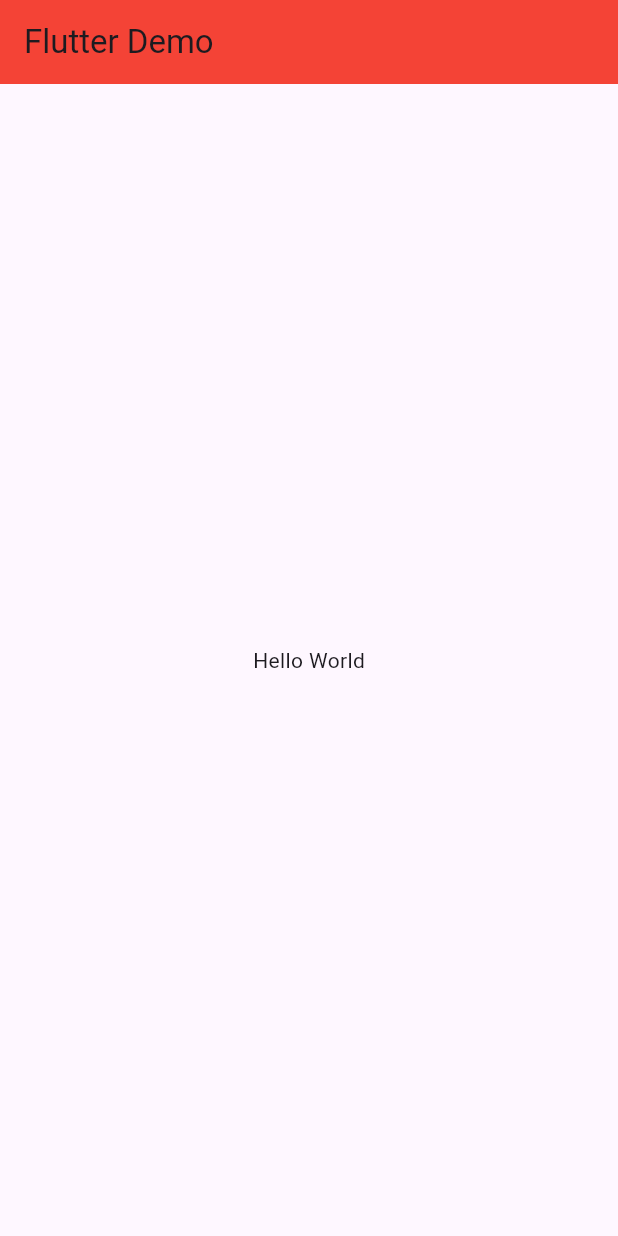
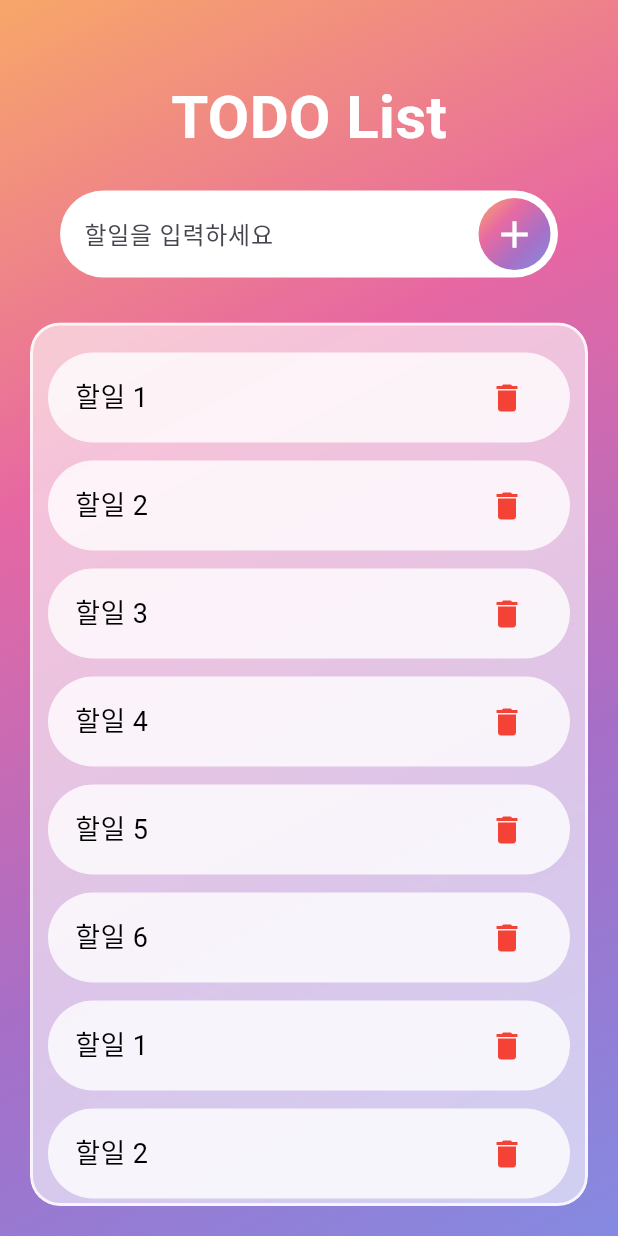
Before and after one commit to tomatoM4to/Flutter-Beginner, a Flutter app: the screen it shows after launch, on a phone screen of 412 x 824 dp. Run offline on Flutter 3.47's test engine with Material 3 defaults, Android fonts, the phone set to English and light mode, and no system bars.

Commit message:
design prototype

```diff
--- a/lib/main.dart
+++ b/lib/main.dart
@@ -1,3 +1,5 @@
+import 'dart:ui';
+
 import 'package:flutter/material.dart';
 
 void main() {
@@ -6,19 +8,194 @@
 
 class App extends StatelessWidget {
   const App({super.key});
+
   @override
   Widget build(BuildContext context) {
-    	return MaterialApp(
-	  		home: Scaffold(
-				appBar: AppBar(
-					backgroundColor: Colors.red,
-					centerTitle: false,
-					title: const Text('Flutter Demo'),
+    return MaterialApp(home: Scaffold(body: Home()));
+  }
+}
+
+class CustomInput extends StatelessWidget {
+  const CustomInput({super.key});
+
+  @override
+  Widget build(BuildContext context) {
+    return Padding(
+      padding: const EdgeInsets.symmetric(horizontal: 40),
+      child: Container(
+        decoration: BoxDecoration(
+          color: Colors.white,
+          borderRadius: BorderRadius.circular(30),
         ),
-				body: const Center(
-					child: Text('Hello World'),
+        child: Row(
+          children: [
+            Expanded(
+              child: TextField(
+                style: const TextStyle(color: Colors.black),
+                decoration: InputDecoration(
+                  border: InputBorder.none,
+                  labelText: '할일을 입력하세요',
+                  contentPadding: const EdgeInsets.symmetric(horizontal: 16),
+                ),
+              ),
+            ),
+            Container(
+              margin: const EdgeInsets.all(5),
+              decoration: BoxDecoration(
+                color: Colors.blue,
+                borderRadius: BorderRadius.circular(30),
+                gradient: LinearGradient(
+                  begin: Alignment.topLeft,
+                  end: Alignment.bottomRight,
+                  colors: [
+                    Color(0xB3F58529),
+                    Color(0xB3DD2A7B),
+                    Color(0xB38134AF),
+                    Color(0xB3515BD4),
+                  ],
+                ),
+              ),
+              child: IconButton(
+                icon: const Icon(Icons.add, color: Colors.white, size: 30),
+                onPressed: () {},
+              ),
+            ),
+          ],
         ),
       ),
     );
   }
 }
+
+class Home extends StatelessWidget {
+  const Home({super.key});
+
+  @override
+  Widget build(BuildContext context) {
+    return Container(
+      decoration: const BoxDecoration(
+        gradient: LinearGradient(
+          begin: Alignment.topLeft,
+          end: Alignment.bottomRight,
+          colors: [
+            Color(0xB3F58529),
+            Color(0xB3DD2A7B),
+            Color(0xB38134AF),
+            Color(0xB3515BD4),
+          ],
+        ),
+      ),
+      child: Column(
+        children: [
+          SizedBox(height: 50),
+          Title(),
+          SizedBox(height: 20),
+          CustomInput(),
+          SizedBox(height: 10),
+          Expanded(child: TodoList()),
+        ],
+      ),
+    );
+  }
+}
+
+class Title extends StatelessWidget {
+  const Title({super.key});
+
+  @override
+  Widget build(BuildContext context) {
+    return Container(
+      child: Text(
+        'TODO List',
+        style: TextStyle(
+          fontSize: 40,
+          fontWeight: FontWeight.bold,
+          color: Colors.white,
+        ),
+      ),
+    );
+  }
+}
+
+class TodoItem extends StatelessWidget {
+  final String text;
+  final VoidCallback? onDelete;
+  const TodoItem({super.key, required this.text, this.onDelete});
+
+  @override
+  Widget build(BuildContext context) {
+    return Container(
+      margin: const EdgeInsets.symmetric(vertical: 6, horizontal: 10),
+      padding: const EdgeInsets.symmetric(horizontal: 18, vertical: 6),
+      decoration: BoxDecoration(
+        color: Colors.white.withOpacity(0.8),
+        borderRadius: BorderRadius.circular(30),
+      ),
+      child: Row(
+        children: [
+          Expanded(
+            child: Text(
+              text,
+              style: const TextStyle(fontSize: 18, color: Colors.black),
+            ),
+          ),
+          IconButton(
+            icon: const Icon(Icons.delete, color: Colors.red),
+            onPressed: onDelete ?? () {},
+          ),
+        ],
+      ),
+    );
+  }
+}
+
+class TodoList extends StatelessWidget {
+  const TodoList({super.key});
+
+  @override
+  Widget build(BuildContext context) {
+    // 예시 데이터
+    final todos = [
+      '할일 1',
+      '할일 2',
+      '할일 3',
+      '할일 4',
+      '할일 5',
+      '할일 6',
+      '할일 1',
+      '할일 2',
+      '할일 3',
+      '할일 4',
+      '할일 5',
+      '할일 6',
+    ];
+
+    return Container(
+      margin: const EdgeInsets.all(20),
+      child: ClipRRect(
+        borderRadius: BorderRadius.circular(20),
+        child: BackdropFilter(
+          filter: ImageFilter.blur(sigmaX: 12, sigmaY: 12),
+          child: Container(
+            width: double.infinity,
+            decoration: BoxDecoration(
+              color: Colors.white.withOpacity(0.6),
+              borderRadius: BorderRadius.circular(20),
+              border: Border.all(
+                color: Colors.white.withOpacity(0.8),
+                width: 2,
+              ),
+            ),
+            child: ListView.builder(
+              padding: const EdgeInsets.symmetric(vertical: 12),
+              itemCount: todos.length,
+              itemBuilder: (context, index) {
+                return TodoItem(text: todos[index]);
+              },
+            ),
+          ),
+        ),
+      ),
+    );
+  }
+}
```
Lines whose indentation alone changed are shown as unchanged.
